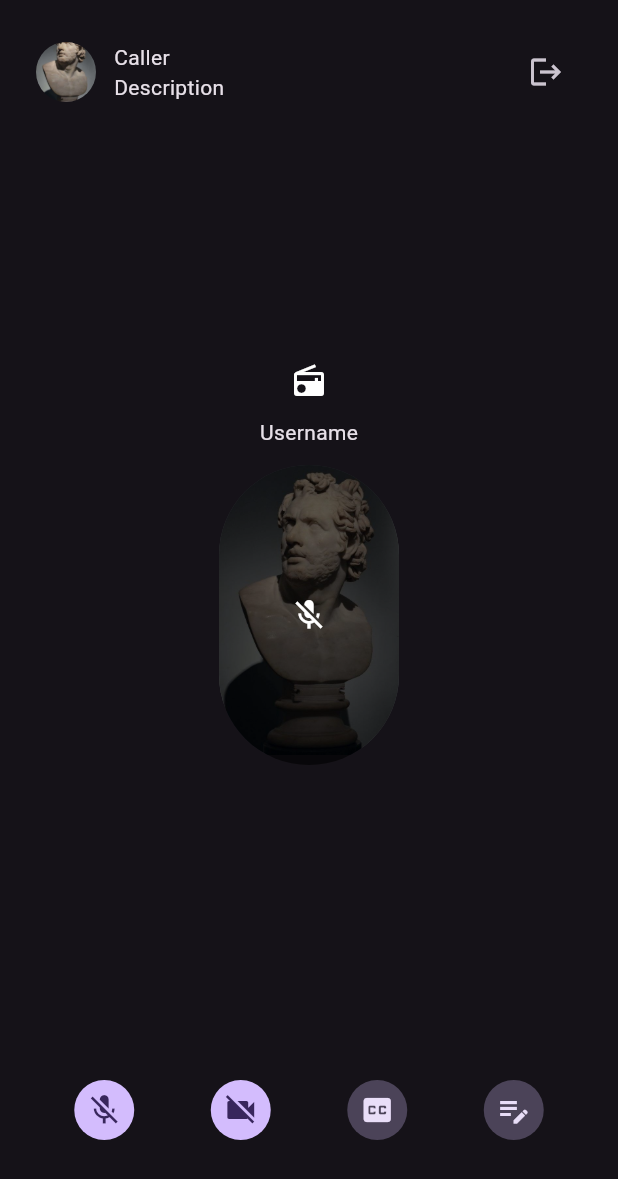
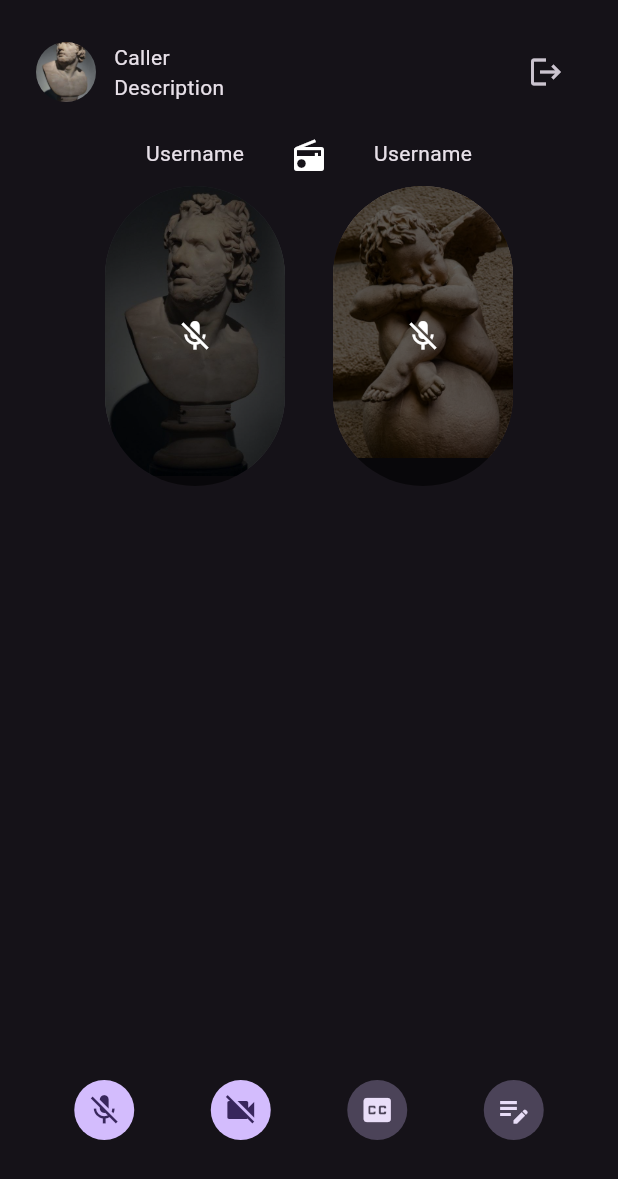
Before and after one commit to wiyantoeric/video_conference, a Flutter app: the SingleCallPage screen opened by its route, on a phone screen of 412 x 824 dp. Shown: the top 1179 px of the screen. Run offline on Flutter 3.47's test engine with Material 3 defaults, Android fonts, the phone set to English and light mode, and no system bars; our stand-ins replace go_router.

Commit message:
chore: extract header

```diff
--- a/lib/pages/call_page.dart
+++ b/lib/pages/call_page.dart
@@ -1,6 +1,7 @@
 import 'package:flutter/material.dart';
 import 'package:video_conference/widgets/double_participant_card.dart';
 
+import '../widgets/call_header.dart';
 import '../widgets/single_participant_card.dart';
 
 class SingleCallPage extends StatefulWidget {
@@ -48,52 +49,14 @@ class _SingleCallPageState extends State<SingleCallPage> {
             crossAxisAlignment: CrossAxisAlignment.start,
             children: [
               // Header
-              Row(
-                children: [
-                  Container(
-                    width: 40,
-                    height: 40,
-                    child: ClipRRect(
-                      borderRadius: BorderRadius.circular(1000),
-                      child: Image.asset(
-                        'assets/images/pfp_1.jpg',
-                        fit: BoxFit.cover,
-                      ),
-                    ),
-                  ),
-                  SizedBox(width: 12),
-                  Expanded(
-                    child: Column(
-                      crossAxisAlignment: CrossAxisAlignment.start,
-                      children: [
-                        Text(
-                          'Caller',
-                        ),
-                        Text(
-                          'Description',
-                        ),
-                      ],
-                    ),
-                  ),
-                  IconButton(
-                    onPressed: () {},
-                    icon: Icon(Icons.logout),
-                  ),
-                ],
-              ),
+              CallHeader(),
               // Body
               Expanded(
-                child: Column(
-                  crossAxisAlignment: CrossAxisAlignment.center,
-                  mainAxisAlignment: MainAxisAlignment.center,
-                  children: [
-                    Center(
-                      child: SingleParticipantCard(
-                        isMicOn: isMicOn,
-                        isVideoOn: isVideoOn,
-                      ),
-                    )
-                  ],
+                child: Center(
+                  child: DoubleParticipantCard(
+                    isMicOn: isMicOn,
+                    isVideoOn: isVideoOn,
+                  ),
                 ),
               ),
               // Action buttons
--- /dev/null
+++ b/lib/widgets/call_header.dart
@@ -0,0 +1,49 @@
+import 'package:flutter/material.dart';
+
+class CallHeader extends StatelessWidget {
+  const CallHeader({
+    super.key,
+  });
+
+  @override
+  Widget build(BuildContext context) {
+    return Container(
+      margin: const EdgeInsets.only(bottom: 20),
+      child: Row(
+        children: [
+          // Pfp
+          SizedBox(
+            width: 40,
+            height: 40,
+            child: ClipRRect(
+              borderRadius: BorderRadius.circular(1000),
+              child: Image.asset(
+                'assets/images/pfp_1.jpg',
+                fit: BoxFit.cover,
+              ),
+            ),
+          ),
+          SizedBox(width: 12),
+          // Group / called person description
+          Expanded(
+            child: Column(
+              crossAxisAlignment: CrossAxisAlignment.start,
+              children: [
+                Text(
+                  'Caller',
+                ),
+                Text(
+                  'Description',
+                ),
+              ],
+            ),
+          ),
+          IconButton(
+            onPressed: () {},
+            icon: Icon(Icons.logout),
+          ),
+        ],
+      ),
+    );
+  }
+}
```
